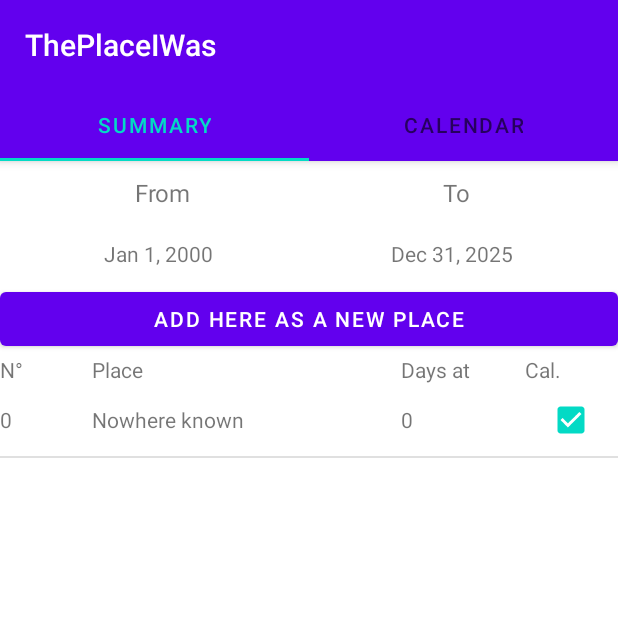
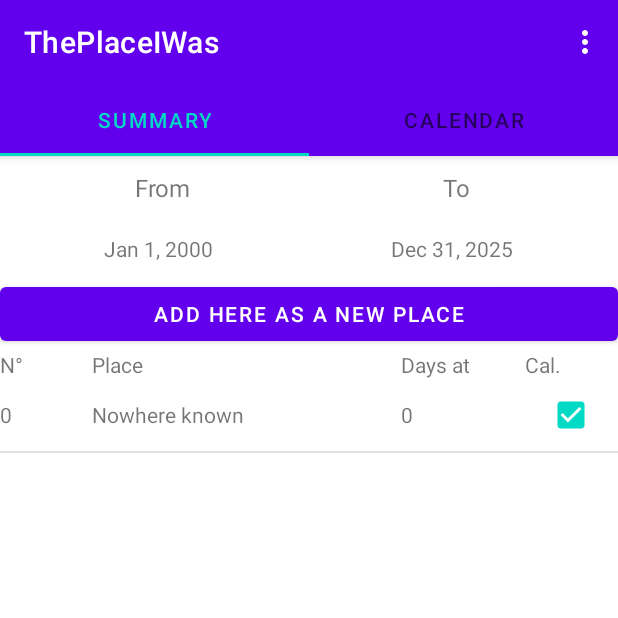
Before and after one commit to NathanielMotus/ThePlaceIWas, an Android app: the screen it shows after launch (MainActivity), on a phone screen of 412 x 824 dp, the top half of it. Run offline under Robolectric (Android 15) with nearby library versions, the phone set to English and light mode, and no system bars; 1 statement that could not run was skipped.

Commit message:
Implement toolbar menu

```diff
--- a/app/src/main/AndroidManifest.xml
+++ b/app/src/main/AndroidManifest.xml
@@ -4,6 +4,7 @@
 
     <uses-permission android:name="android.permission.ACCESS_COARSE_LOCATION"/>
     <uses-permission android:name="android.permission.ACCESS_FINE_LOCATION"/>
+    <uses-permission android:name="android.permission.WRITE_EXTERNAL_STORAGE"/>
 
     <application
         android:allowBackup="true"
--- a/app/src/main/java/com/nathanielmotus/theplaceiwas/view/CalendarRecyclerViewAdapter.java
+++ b/app/src/main/java/com/nathanielmotus/theplaceiwas/view/CalendarRecyclerViewAdapter.java
@@ -182,7 +182,6 @@ public class CalendarRecyclerViewAdapter extends RecyclerView.Adapter<CalendarRe
             this.dateText=itemView.findViewById(R.id.calendar_recyclerview_date_text);
             for (int i = 0; i < 5; i++) {
                 this.mTextViews[i]=itemView.findViewWithTag(ROOT_TAG+i);
-                Log.i("TEST",ROOT_TAG+i);
             }
 
         }
--- a/app/src/main/res/layout/activity_main.xml
+++ b/app/src/main/res/layout/activity_main.xml
@@ -9,17 +9,14 @@
     <com.google.android.material.appbar.AppBarLayout
         android:layout_width="match_parent"
         android:layout_height="wrap_content"
+        android:id="@+id/main_activity_appbar"
         android:theme="@style/Theme.ThePlaceIWas.AppBarOverlay">
 
-        <TextView
-            android:id="@+id/title"
-            android:layout_width="wrap_content"
+        <androidx.appcompat.widget.Toolbar
+            android:layout_width="match_parent"
             android:layout_height="wrap_content"
-            android:gravity="center"
-            android:minHeight="?actionBarSize"
-            android:padding="@dimen/appbar_padding"
-            android:text="@string/app_name"
-            android:textAppearance="@style/TextAppearance.Widget.AppCompat.Toolbar.Title" />
+            android:id="@+id/main_activity_toolbar"
+            />
 
         <com.google.android.material.tabs.TabLayout
             android:id="@+id/tabs"
--- /dev/null
+++ b/app/src/main/res/menu/toolbar_menu.xml
@@ -0,0 +1,17 @@
+<?xml version="1.0" encoding="utf-8"?>
+<menu xmlns:android="http://schemas.android.com/apk/res/android"
+    xmlns:app="http://schemas.android.com/apk/res-auto">
+    <item
+        android:id="@+id/toolbar_menu_export"
+        app:showAsAction="never"
+        android:title="Export data"/>
+    <item
+        android:id="@+id/toolbar_menu_import"
+        app:showAsAction="never"
+        android:title="Import data"/>
+    <item
+        android:id="@+id/toolbar_menu_clear_data"
+        app:showAsAction="never"
+        android:title="Clear data"/>
+
+</menu>
```
Also changed, not shown: app/src/main/java/com/nathanielmotus/theplaceiwas/controller/DataIOController.java (+21 -2 lines), app/src/main/java/com/nathanielmotus/theplaceiwas/controller/MainActivity.java (+115 -8 lines), app/src/main/java/com/nathanielmotus/theplaceiwas/model/Place.java (+10 -0 lines).
